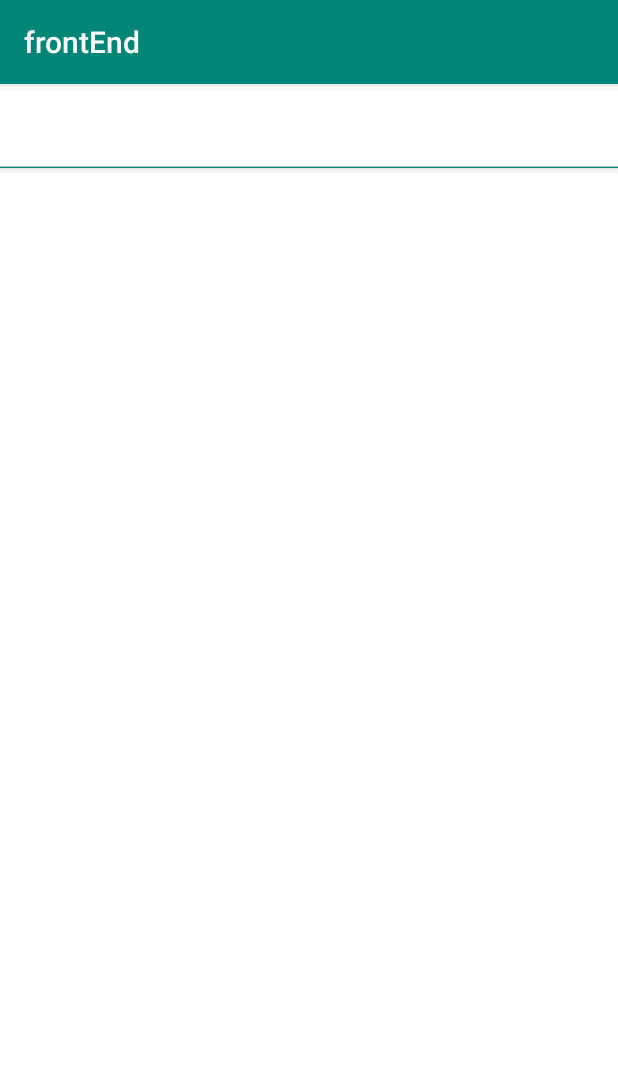
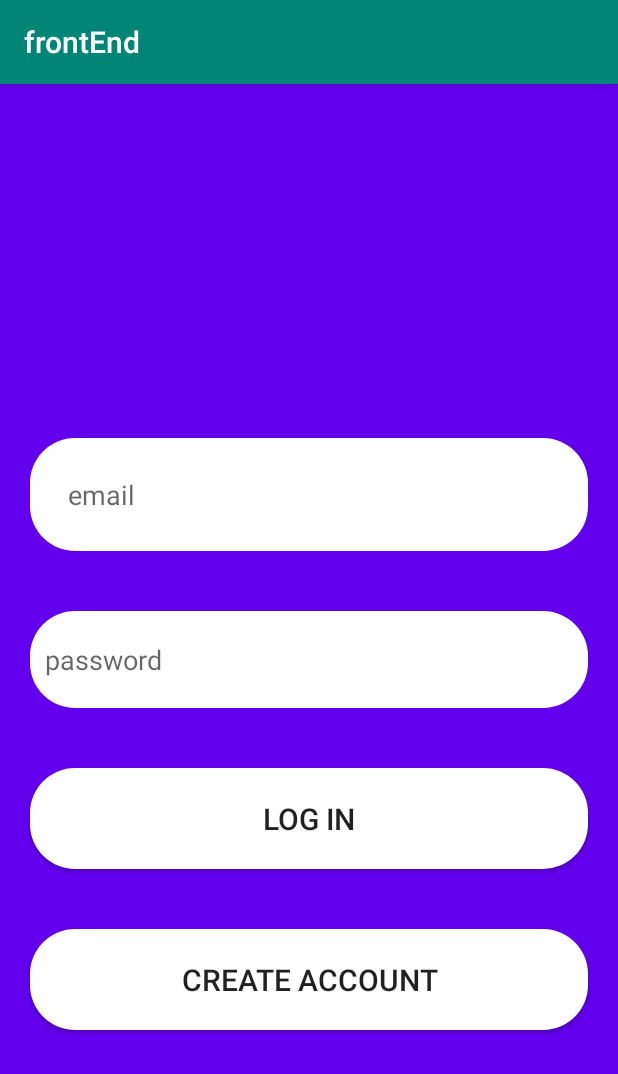
Before and after one commit to fmg050499/clippix, an Android app: the screen it shows after launch (MainActivity before the commit, LogInActivity after it), on a phone screen of 412 x 824 dp. Shown: the top 1074 px of the screen. Run offline under Robolectric (Android 15) with nearby library versions, the phone set to English and light mode, and no system bars.

Commit message:
fully functional

```diff
--- a/app/src/main/AndroidManifest.xml
+++ b/app/src/main/AndroidManifest.xml
@@ -9,8 +9,8 @@
         android:roundIcon="@mipmap/ic_launcher_round"
         android:supportsRtl="true"
         android:theme="@style/AppTheme">
-        <activity android:name=".RegisterActivity"></activity>
-        <activity android:name=".LogInActivity" />
+        <activity android:name=".LogInActivity"></activity>
+        <activity android:name=".RegisterActivity" />
         <activity android:name=".NotificationActivity" />
         <activity android:name=".ReadActivity" />
         <activity android:name=".UploadActivity" />
--- a/app/src/main/java/com/example/frontend/HomeActivity.java
+++ b/app/src/main/java/com/example/frontend/HomeActivity.java
@@ -32,7 +32,7 @@ public class HomeActivity extends AppCompatActivity {
         intentButton=findViewById(R.id.intentButton);
 
         intentButton.setOnClickListener((View view)->{
-            Intent intent = new Intent(HomeActivity.this,LogInActivity.class);
+            Intent intent = new Intent(HomeActivity.this, LogInActivity.class);
             startActivity(intent);
         });
 
--- a/app/src/main/java/com/example/frontend/LogInActivity.java
+++ b/app/src/main/java/com/example/frontend/LogInActivity.java
@@ -6,27 +6,19 @@ import android.os.Bundle;
 import android.view.View;
 import android.widget.Button;
 
-import static com.example.frontend.R.layout.activity_log_in;
-
 public class LogInActivity extends AppCompatActivity {
 
-    private Button logInButton, signUpButton;
+    Button createAccountButton;
 
     @Override
     protected void onCreate(Bundle savedInstanceState) {
         super.onCreate(savedInstanceState);
-        setContentView(activity_log_in);
+        setContentView(R.layout.activity_log_in);
 
-        logInButton = findViewById(R.id.logInButton);
+        createAccountButton = findViewById(R.id.createAccountButton);
 
-        logInButton.setOnClickListener((View view) ->{
-            Intent intent = new Intent(LogInActivity.this,HomeActivity.class);
-            startActivity(intent);
-        });
-
-        signUpButton = findViewById(R.id.signUpButton);
-        signUpButton.setOnClickListener((View view) ->{
-            Intent intent = new Intent(LogInActivity.this,HomeActivity.class);
+        createAccountButton.setOnClickListener((View view)->{
+            Intent intent = new Intent(this, RegisterActivity.class);
             startActivity(intent);
         });
     }
--- a/app/src/main/java/com/example/frontend/MainActivity.java
+++ b/app/src/main/java/com/example/frontend/MainActivity.java
@@ -2,9 +2,7 @@ package com.example.frontend;
 
 import android.content.Intent;
 import android.support.annotation.NonNull;
-import android.support.design.internal.BottomNavigationItemView;
 import android.support.design.widget.BottomNavigationView;
-import android.support.v4.app.Fragment;
 import android.support.v7.app.AppCompatActivity;
 import android.os.Bundle;
 import android.view.MenuItem;
@@ -17,8 +15,8 @@ public class MainActivity extends AppCompatActivity {
         super.onCreate(savedInstanceState);
         setContentView(R.layout.activity_main);
 
-        //Intent intent = new Intent(MainActivity.this,LogInActivity.class);
-        //startActivity(intent);
+        Intent intent = new Intent(this, LogInActivity.class);
+        startActivity(intent);
 
         BottomNavigationView bottomNavigationView = (BottomNavigationView)findViewById(R.id.bottomNavigation);
 
--- a/app/src/main/java/com/example/frontend/NotificationActivity.java
+++ b/app/src/main/java/com/example/frontend/NotificationActivity.java
@@ -1,7 +1,6 @@
 package com.example.frontend;
 
 import android.content.Intent;
-import android.support.annotation.NonNull;
 import android.support.design.widget.BottomNavigationView;
 import android.support.v7.app.AppCompatActivity;
 import android.os.Bundle;
--- a/app/src/main/java/com/example/frontend/ReadActivity.java
+++ b/app/src/main/java/com/example/frontend/ReadActivity.java
@@ -19,6 +19,7 @@ public class ReadActivity extends AppCompatActivity {
         setContentView(R.layout.activity_read);
 
         readTextView = findViewById(R.id.readTextView);
+        readTextView.setText("Read");
         BottomNavigationView bottomNavigationView = (BottomNavigationView)findViewById(R.id.bottomNavigation);
 
         Menu menu = bottomNavigationView.getMenu();
--- a/app/src/main/res/layout/activity_log_in.xml
+++ b/app/src/main/res/layout/activity_log_in.xml
@@ -1,5 +1,4 @@
 <?xml version="1.0" encoding="utf-8"?>
-
 <RelativeLayout xmlns:android="http://schemas.android.com/apk/res/android"
     xmlns:app="http://schemas.android.com/apk/res-auto"
     xmlns:tools="http://schemas.android.com/tools"
@@ -19,7 +18,7 @@
         android:layout_margin="20dp"
         android:paddingLeft="10dp"
         android:paddingRight="10dp"
-        android:paddingTop="20dp"
+        android:paddingTop="10dp"
         android:paddingBottom="20dp"
         android:padding="25dp"
         android:background="@drawable/input_background"
@@ -54,4 +53,18 @@
         android:paddingBottom="20dp"
         android:background="@drawable/input_background" />
 
+    <Button
+        android:id="@+id/createAccountButton"
+        android:layout_width="match_parent"
+        android:layout_height="wrap_content"
+        android:layout_below="@+id/logInButton"
+        android:textSize="20dp"
+        android:text="Create account"
+        android:layout_margin="20dp"
+        android:paddingLeft="10dp"
+        android:paddingRight="10dp"
+        android:paddingTop="20dp"
+        android:paddingBottom="20dp"
+        android:background="@drawable/input_background" />
+
 </RelativeLayout>
--- a/app/src/main/res/layout/activity_notification.xml
+++ b/app/src/main/res/layout/activity_notification.xml
@@ -5,7 +5,7 @@
     android:layout_width="match_parent"
     android:layout_height="match_parent"
     tools:context=".NotificationActivity"
-    android:background="@color/colorPrimaryDark">
+    android:background="@color/colorAccent">
 
     <android.support.design.widget.AppBarLayout
         android:layout_width="match_parent"
@@ -22,12 +22,13 @@
     </android.support.design.widget.AppBarLayout>
     <RelativeLayout
         android:layout_width="match_parent"
-        android:layout_height="wrap_content">
+        android:layout_height="match_parent">
 
         <TextView
             android:layout_width="match_parent"
             android:layout_height="wrap_content"
             android:id="@+id/notificationTextView"
+            android:layout_centerInParent="true"
             android:textAlignment="center"
             android:textSize="30sp"/>
 
--- a/app/src/main/res/layout/activity_read.xml
+++ b/app/src/main/res/layout/activity_read.xml
@@ -22,12 +22,13 @@
     </android.support.design.widget.AppBarLayout>
     <RelativeLayout
         android:layout_width="match_parent"
-        android:layout_height="wrap_content">
+        android:layout_height="match_parent">
 
         <TextView
             android:layout_width="match_parent"
             android:layout_height="wrap_content"
             android:id="@+id/readTextView"
+            android:layout_centerInParent="true"
             android:textAlignment="center"
             android:textSize="30sp"/>
 
--- a/app/src/main/res/layout/activity_subscribe.xml
+++ b/app/src/main/res/layout/activity_subscribe.xml
@@ -22,12 +22,13 @@
     </android.support.design.widget.AppBarLayout>
     <RelativeLayout
         android:layout_width="match_parent"
-        android:layout_height="wrap_content">
+        android:layout_height="match_parent">
 
         <TextView
             android:layout_width="match_parent"
             android:layout_height="wrap_content"
             android:id="@+id/subscribeTextView"
+            android:layout_centerInParent="true"
             android:textAlignment="center"
             android:textSize="30sp"/>
 
--- a/app/src/main/res/layout/activity_upload.xml
+++ b/app/src/main/res/layout/activity_upload.xml
@@ -22,12 +22,13 @@
     </android.support.design.widget.AppBarLayout>
     <RelativeLayout
         android:layout_width="match_parent"
-        android:layout_height="wrap_content">
+        android:layout_height="match_parent">
 
         <TextView
             android:layout_width="match_parent"
             android:layout_height="wrap_content"
             android:id="@+id/uploadTextView"
+            android:layout_centerInParent="true"
             android:textAlignment="center"
             android:textSize="30sp"/>
 
```
Also changed, not shown: app/src/main/java/com/example/frontend/RegisterActivity.java (+13 -0 lines), app/src/main/res/layout/activity_home.xml (+7 -2 lines), app/src/main/res/layout/activity_register.xml (+8 -6 lines).
